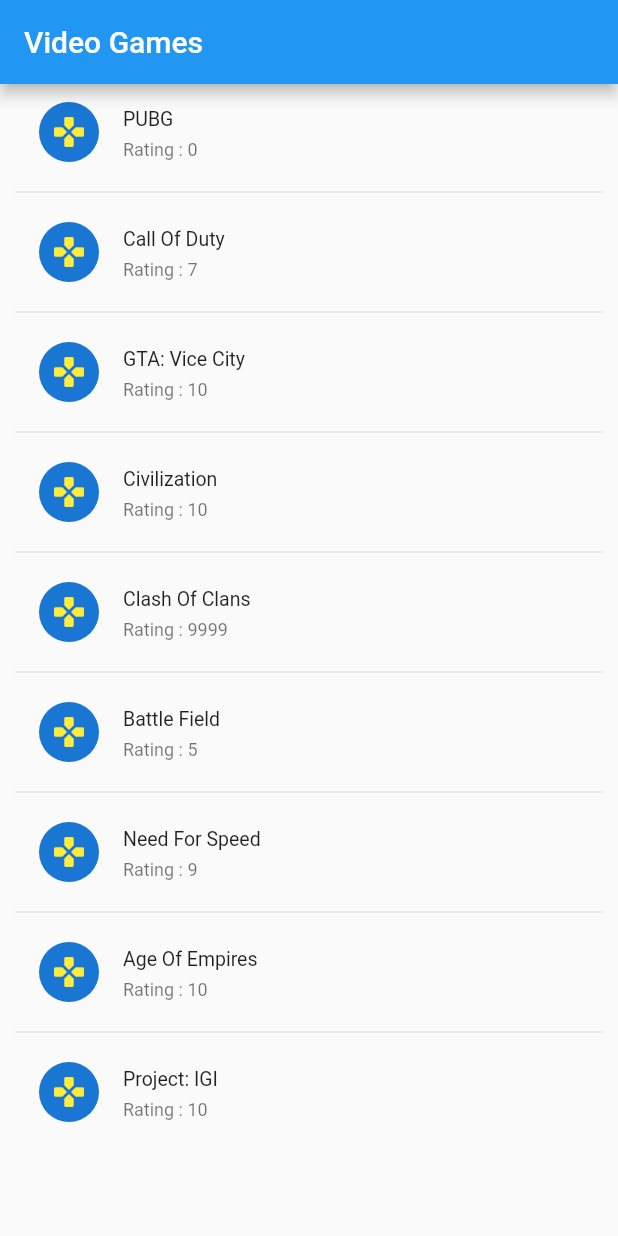
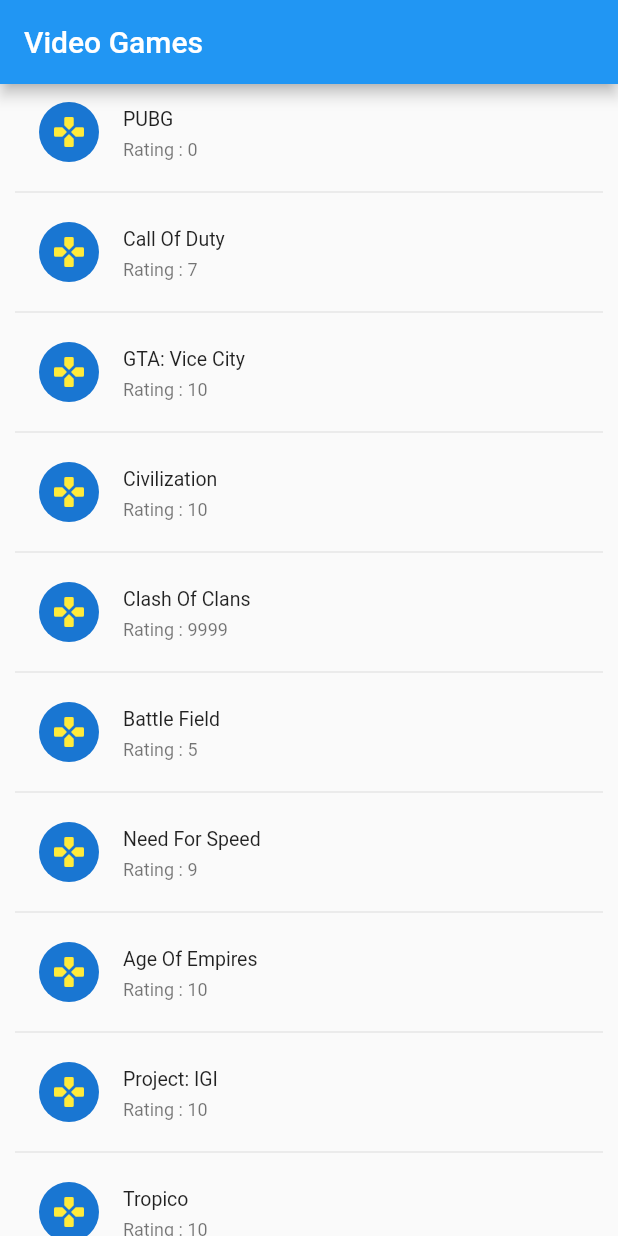
Before and after one commit to zulfiqarali1122/practice, a Flutter app: the screen it shows after launch, on a phone screen of 412 x 824 dp. Run offline on Flutter 3.47's test engine with Material 2 defaults, Android fonts, the phone set to English and light mode, and no system bars.

Commit message:
feat - add new game object for list
Co-authored-by: Zulfiqar Ali

```diff
--- a/lib/main.dart
+++ b/lib/main.dart
@@ -26,6 +26,7 @@ class VideoGames extends StatelessWidget {
     Game(name: "Need For Speed", rating: 9),
     Game(name: "Age Of Empires", rating: 10),
     Game(name: "Project: IGI", rating: 10),
+    Game(name: "Tropico", rating: 10),
   ];
 
   const VideoGames({Key? key}) : super(key: key);
```
